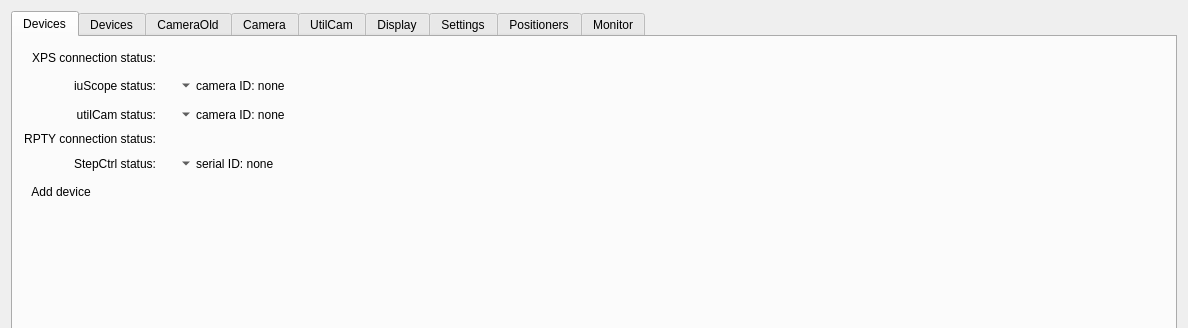
The window that GUI/mainwindow.ui (mvxe/MLA-CS) describes before a commit, drawn with Qt 5; both pictures show x 0 to 1188 and y 0 to 328 of the 1188 by 1007 pixel window.
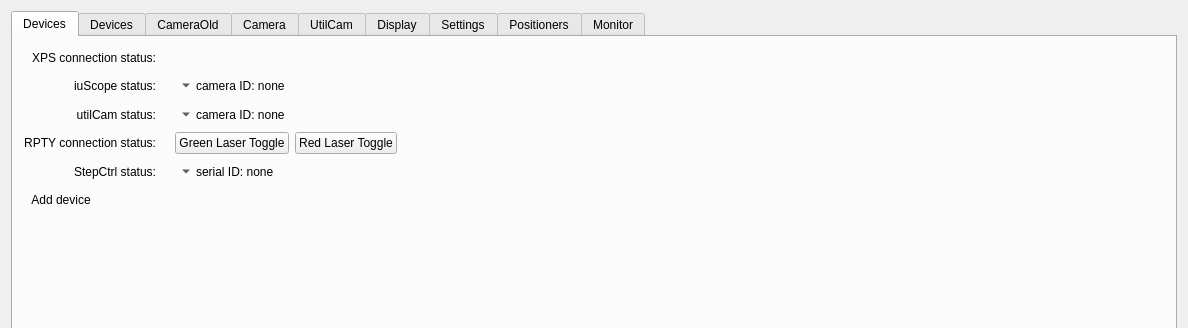
The same window after the commit. Icons and pictures are not drawn. Custom widgets are drawn as their Qt base class.

Commit message: added temporary toggle lasers buttons

```diff
--- a/GUI/mainwindow.ui
+++ b/GUI/mainwindow.ui
@@ -136,7 +136,7 @@
           </property>
          </widget>
         </item>
-        <item row="1" column="2">
+        <item row="1" column="4">
          <layout class="QHBoxLayout" name="horizontalLayout">
           <item>
            <widget class="QToolButton" name="cam1_select">
@@ -178,7 +178,7 @@
           </item>
          </layout>
         </item>
-        <item row="2" column="2">
+        <item row="2" column="4">
          <layout class="QHBoxLayout" name="horizontalLayout_2">
           <item>
            <widget class="QToolButton" name="cam2_select">
@@ -346,7 +346,7 @@
           </property>
          </widget>
         </item>
-        <item row="4" column="2">
+        <item row="4" column="4">
          <layout class="QHBoxLayout" name="horizontalLayout_3">
           <item>
            <widget class="QToolButton" name="cnc_select">
@@ -382,7 +382,7 @@
           </item>
          </layout>
         </item>
-        <item row="0" column="2">
+        <item row="0" column="4">
          <spacer name="horizontalSpacer_2">
           <property name="orientation">
            <enum>Qt::Horizontal</enum>
@@ -414,6 +414,37 @@
           </property>
          </widget>
         </item>
+        <item row="3" column="4">
+         <layout class="QHBoxLayout" name="horizontalLayout_22">
+          <item>
+           <widget class="QPushButton" name="pushButton_14">
+            <property name="text">
+             <string>Green Laser Toggle</string>
+            </property>
+           </widget>
+          </item>
+          <item>
+           <widget class="QPushButton" name="pushButton_15">
+            <property name="text">
+             <string>Red Laser Toggle</string>
+            </property>
+           </widget>
+          </item>
+          <item>
+           <spacer name="horizontalSpacer_9">
+            <property name="orientation">
+             <enum>Qt::Horizontal</enum>
+            </property>
+            <property name="sizeHint" stdset="0">
+             <size>
+              <width>40</width>
+              <height>20</height>
+             </size>
+            </property>
+           </spacer>
+          </item>
+         </layout>
+        </item>
        </layout>
       </widget>
       <widget class="QWidget" name="tab_dev">
```
The commit also changes 2 other files.
